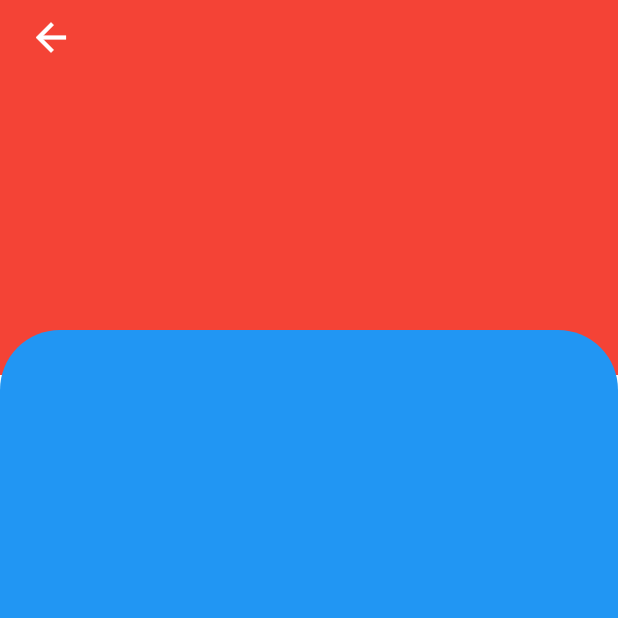
After one commit to rodrigodenner/app-flutter-devstravel, a Flutter app: the CityPage screen opened by its route, on a phone screen of 412 x 824 dp, the top half of it. The commit adds this screen. Run offline on Flutter 3.47's test engine with Material 3 defaults, Android fonts, the phone set to English and light mode, and no system bars; network calls fail.

Commit message:
fix: update city.dart

```diff
--- a/lib/main.dart
+++ b/lib/main.dart
@@ -4,6 +4,7 @@ import 'src/models/appdata.dart';
 import 'src/pages/searchpage.dart';
 import 'src/pages/continent.dart';
 import 'src/pages/listcity.dart';
+import 'src/pages/city.dart';
 
 // pages
 import 'src/pages/preloader.dart';
@@ -31,6 +32,7 @@ class MyApp extends StatelessWidget {
         '/search':(context) => SearchPage(),
         '/continent': (context) => ContinentPage(),
         '/listcity': (context) => ListCityPage(),
+        '/city': (context) => CityPage(),
       },
       initialRoute: '/preloader',
     );
--- /dev/null
+++ b/lib/src/pages/city.dart
@@ -0,0 +1,64 @@
+import 'package:flutter/material.dart';
+import 'package:provider/provider.dart';
+import '../models/appdata.dart';
+import '../partials/customappbar.dart';
+import '../partials/customdrawer.dart';
+
+class CityPage extends StatelessWidget {
+  GlobalKey<ScaffoldState> _scaffoldKey = GlobalKey();
+
+  TextStyle styles = TextStyle(
+    fontSize: 15,
+    fontWeight: FontWeight.bold,
+    fontFamily: 'Helvetica Neue',
+  );
+
+  @override
+  Widget build(BuildContext context) {
+    var cityData =
+        ModalRoute.of(context)?.settings.arguments as Map<String, dynamic>?;
+    final double statusBarHeight = MediaQuery.of(context).padding.top;
+    return Consumer<AppData>(
+      builder: (ctx, appdata, child) => Scaffold(
+        key: _scaffoldKey,
+        drawer: CustomDrawer(pageContext: context),
+        backgroundColor: Colors.white,
+        body: Stack(
+          children: <Widget>[
+            Container(
+              height: 250,
+              decoration: BoxDecoration(
+                color: Colors.red,
+              ),
+            ),
+            Container(
+                height: 50,
+                margin: EdgeInsets.only(top: statusBarHeight, left: 10),
+                child: IconButton(
+                  icon: const Icon(Icons.arrow_back,
+                      color: Colors.white, size: 30),
+                  onPressed: () {},
+                )),
+            ListView(
+              physics: ClampingScrollPhysics(),
+              padding:EdgeInsets.zero,
+              children: <Widget>[
+                Container(
+                  margin: EdgeInsets.only(top: 220),
+                  decoration: BoxDecoration(
+                    color: Colors.blue,
+                    borderRadius: BorderRadius.circular(40),
+
+                  ),
+                  child: Container(
+                    height: 1000,
+                  ),
+                ),
+              ],
+            ),
+          ],
+        ),
+      ),
+    );
+  }
+}
--- a/lib/src/pages/home.dart
+++ b/lib/src/pages/home.dart
@@ -21,7 +21,7 @@ class HomePage extends StatelessWidget {
         appBar: CustomAppBar(
           pageContext: context,
           scaffoldKey: _scaffoldKey,
-          title: 'Página HOME',
+          title: '',
           hideSearch: false,
           showDrawer: true,
         ),
--- a/lib/src/partials/customdrawer.dart
+++ b/lib/src/partials/customdrawer.dart
@@ -60,13 +60,13 @@ class _CustomDrawerState extends State<CustomDrawer> {
               }),
           ListTile(
               leading: Icon(Icons.public,color: Colors.black),
-              title: Text('Continente'),
+              title: Text('Buscar Continentes'),
               onTap: () {
                 Navigator.pushReplacementNamed(widget.pageContext, '/continent');
               }),
           ListTile(
               leading: Icon(Icons.search, color: Colors.black),
-              title: Text('Buscar Cidade'),
+              title: Text('Buscar Cidades'),
               onTap: () {
                 Navigator.pushReplacementNamed(widget.pageContext, '/search');
               }),
```
Also changed, not shown: lib/src/pages/continent.dart (+12 -4 lines), lib/src/pages/listcity.dart (+11 -3 lines).
